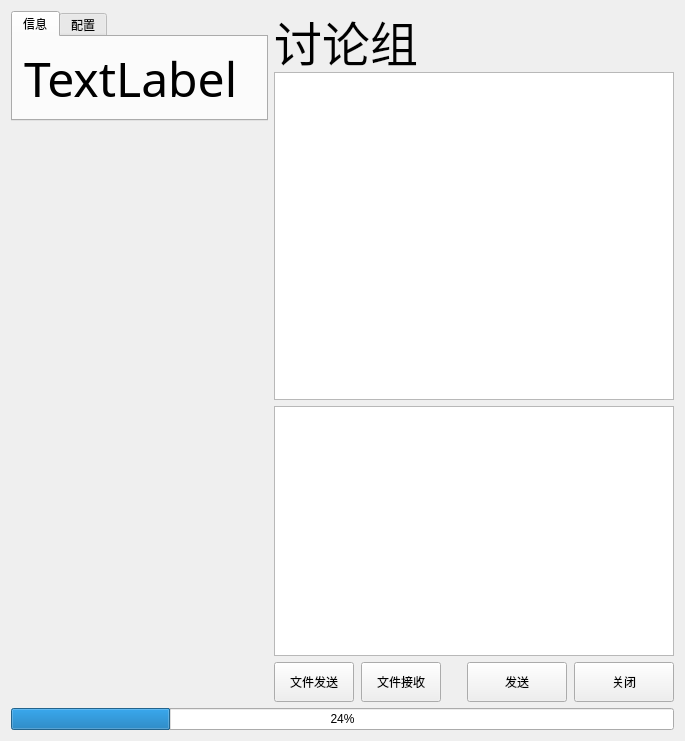
Above: widget.ui from hooray1998/SimulationSend before the change. Below: the same form after it.
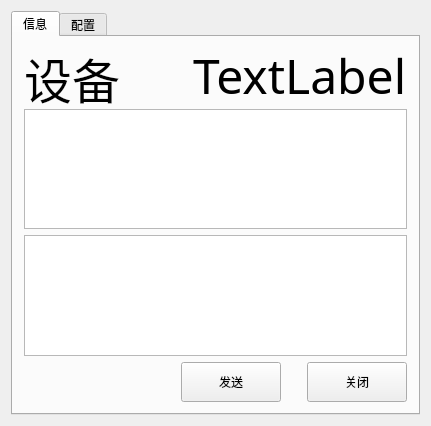
That is the form after the change.

Patch:
```diff
--- a/widget.ui
+++ b/widget.ui
@@ -6,8 +6,8 @@
    <rect>
     <x>0</x>
     <y>0</y>
-    <width>685</width>
-    <height>741</height>
+    <width>431</width>
+    <height>426</height>
    </rect>
   </property>
   <property name="windowTitle">
@@ -16,15 +16,11 @@
   <property name="styleSheet">
    <string notr="true"/>
   </property>
-  <layout class="QVBoxLayout" name="verticalLayout_4">
-   <item>
     <layout class="QHBoxLayout" name="horizontalLayout_5">
      <item>
-      <layout class="QVBoxLayout" name="verticalLayout_3">
-       <item>
         <widget class="QTabWidget" name="tabWidget">
          <property name="sizePolicy">
-          <sizepolicy hsizetype="Fixed" vsizetype="Expanding">
+      <sizepolicy hsizetype="Expanding" vsizetype="Expanding">
            <horstretch>0</horstretch>
            <verstretch>0</verstretch>
           </sizepolicy>
@@ -37,8 +33,8 @@
          </property>
          <property name="maximumSize">
           <size>
-           <width>257</width>
-           <height>110</height>
+       <width>499493</width>
+       <height>434343</height>
           </size>
          </property>
          <property name="toolTip">
@@ -63,122 +59,7 @@
           <attribute name="title">
            <string>信息</string>
           </attribute>
-          <layout class="QVBoxLayout" name="verticalLayout_5">
-           <item>
-            <widget class="QLabel" name="nameLabel">
-             <property name="sizePolicy">
-              <sizepolicy hsizetype="Fixed" vsizetype="Preferred">
-               <horstretch>0</horstretch>
-               <verstretch>0</verstretch>
-              </sizepolicy>
-             </property>
-             <property name="minimumSize">
-              <size>
-               <width>0</width>
-               <height>50</height>
-              </size>
-             </property>
-             <property name="font">
-              <font>
-               <family>Agency FB</family>
-               <pointsize>36</pointsize>
-              </font>
-             </property>
-             <property name="text">
-              <string>TextLabel</string>
-             </property>
-            </widget>
-           </item>
-          </layout>
-         </widget>
-         <widget class="QWidget" name="tab_2">
-          <attribute name="title">
-           <string>配置</string>
-          </attribute>
-          <layout class="QVBoxLayout" name="verticalLayout_6">
-           <item>
-            <layout class="QVBoxLayout" name="verticalLayout">
-             <item>
-              <layout class="QHBoxLayout" name="horizontalLayout">
-               <item>
-                <widget class="QLabel" name="label">
-                 <property name="text">
-                  <string>IP  ：</string>
-                 </property>
-                </widget>
-               </item>
-               <item>
-                <widget class="QLineEdit" name="lineEdit">
-                 <property name="text">
-                  <string>127.0.0.1</string>
-                 </property>
-                </widget>
-               </item>
-              </layout>
-             </item>
-             <item>
-              <layout class="QHBoxLayout" name="horizontalLayout_2">
-               <item>
-                <widget class="QLabel" name="label_2">
-                 <property name="text">
-                  <string>端口：</string>
-                 </property>
-                </widget>
-               </item>
-               <item>
-                <widget class="QLineEdit" name="lineEdit_2">
-                 <property name="text">
-                  <string>8888</string>
-                 </property>
-                </widget>
-               </item>
-               <item>
-                <widget class="QPushButton" name="connectPushButton">
-                 <property name="text">
-                  <string>未连接</string>
-                 </property>
-                </widget>
-               </item>
-              </layout>
-             </item>
-            </layout>
-           </item>
-          </layout>
-         </widget>
-        </widget>
-       </item>
-       <item>
-        <widget class="QSplitter" name="splitter_2">
-         <property name="sizePolicy">
-          <sizepolicy hsizetype="Fixed" vsizetype="Expanding">
-           <horstretch>0</horstretch>
-           <verstretch>0</verstretch>
-          </sizepolicy>
-         </property>
-         <property name="minimumSize">
-          <size>
-           <width>257</width>
-           <height>0</height>
-          </size>
-         </property>
-         <property name="maximumSize">
-          <size>
-           <width>16777215</width>
-           <height>16777215</height>
-          </size>
-         </property>
-         <property name="font">
-          <font>
-           <family>隶书</family>
-          </font>
-         </property>
-         <property name="orientation">
-          <enum>Qt::Vertical</enum>
-         </property>
-        </widget>
-       </item>
-      </layout>
-     </item>
+      <layout class="QHBoxLayout" name="horizontalLayout_6">
      <item>
       <layout class="QVBoxLayout" name="verticalLayout_2">
        <item>
@@ -205,12 +86,37 @@
            </property>
            <property name="font">
             <font>
-             <family>仿宋</family>
+               <family>微软雅黑</family>
              <pointsize>36</pointsize>
             </font>
            </property>
            <property name="text">
-            <string>讨论组</string>
+              <string>设备</string>
+             </property>
+            </widget>
+           </item>
+           <item>
+            <widget class="QLabel" name="nameLabel">
+             <property name="sizePolicy">
+              <sizepolicy hsizetype="Fixed" vsizetype="Preferred">
+               <horstretch>0</horstretch>
+               <verstretch>0</verstretch>
+              </sizepolicy>
+             </property>
+             <property name="minimumSize">
+              <size>
+               <width>0</width>
+               <height>50</height>
+              </size>
+             </property>
+             <property name="font">
+              <font>
+               <family>微软雅黑</family>
+               <pointsize>36</pointsize>
+              </font>
+             </property>
+             <property name="text">
+              <string>TextLabel</string>
            </property>
           </widget>
          </item>
@@ -252,29 +158,17 @@
            <pointsize>14</pointsize>
           </font>
          </property>
+           <property name="html">
+            <string>&lt;!DOCTYPE HTML PUBLIC &quot;-//W3C//DTD HTML 4.0//EN&quot; &quot;http://www.w3.org/TR/REC-html40/strict.dtd&quot;&gt;
+&lt;html&gt;&lt;head&gt;&lt;meta name=&quot;qrichtext&quot; content=&quot;1&quot; /&gt;&lt;style type=&quot;text/css&quot;&gt;
+p, li { white-space: pre-wrap; }
+&lt;/style&gt;&lt;/head&gt;&lt;body style=&quot; font-family:'华文仿宋'; font-size:14pt; font-weight:400; font-style:normal;&quot;&gt;
+&lt;p style=&quot;-qt-paragraph-type:empty; margin-top:0px; margin-bottom:0px; margin-left:0px; margin-right:0px; -qt-block-indent:0; text-indent:0px;&quot;&gt;&lt;br /&gt;&lt;/p&gt;&lt;/body&gt;&lt;/html&gt;</string>
+           </property>
         </widget>
        </item>
        <item>
         <layout class="QHBoxLayout" name="horizontalLayout_4">
-         <item>
-          <widget class="QPushButton" name="sendFilePushButton">
-           <property name="sizePolicy">
-            <sizepolicy hsizetype="Minimum" vsizetype="Fixed">
-             <horstretch>0</horstretch>
-             <verstretch>0</verstretch>
-            </sizepolicy>
-           </property>
-           <property name="minimumSize">
-            <size>
-             <width>0</width>
-             <height>40</height>
-            </size>
-           </property>
-           <property name="text">
-            <string>文件发送</string>
-           </property>
-          </widget>
-         </item>
          <item>
           <spacer name="horizontalSpacer_3">
            <property name="orientation">
@@ -291,19 +185,6 @@
            </property>
           </spacer>
          </item>
-         <item>
-          <widget class="QPushButton" name="acceptFilePushButton">
-           <property name="minimumSize">
-            <size>
-             <width>0</width>
-             <height>40</height>
-            </size>
-           </property>
-           <property name="text">
-            <string>文件接收</string>
-           </property>
-          </widget>
-         </item>
          <item>
           <spacer name="horizontalSpacer_2">
            <property name="orientation">
@@ -382,12 +263,59 @@
       </layout>
      </item>
     </layout>
+     </widget>
+     <widget class="QWidget" name="tab_2">
+      <attribute name="title">
+       <string>配置</string>
+      </attribute>
+      <widget class="QWidget" name="">
+       <layout class="QVBoxLayout" name="verticalLayout">
+        <item>
+         <layout class="QHBoxLayout" name="horizontalLayout">
+          <item>
+           <widget class="QLabel" name="label">
+            <property name="text">
+             <string>IP  ：</string>
+            </property>
+           </widget>
    </item>
    <item>
-    <widget class="QProgressBar" name="progressBar">
-     <property name="value">
-      <number>24</number>
-     </property>
+           <widget class="QLineEdit" name="lineEdit">
+            <property name="text">
+             <string>127.0.0.1</string>
+            </property>
+           </widget>
+          </item>
+         </layout>
+        </item>
+        <item>
+         <layout class="QHBoxLayout" name="horizontalLayout_2">
+          <item>
+           <widget class="QLabel" name="label_2">
+            <property name="text">
+             <string>端口：</string>
+            </property>
+           </widget>
+          </item>
+          <item>
+           <widget class="QLineEdit" name="lineEdit_2">
+            <property name="text">
+             <string>8888</string>
+            </property>
+           </widget>
+          </item>
+          <item>
+           <widget class="QPushButton" name="connectPushButton">
+            <property name="text">
+             <string>未连接</string>
+            </property>
+           </widget>
+          </item>
+         </layout>
+        </item>
+       </layout>
+      </widget>
+     </widget>
     </widget>
    </item>
   </layout>
```
Lines whose indentation alone changed are shown as unchanged.
